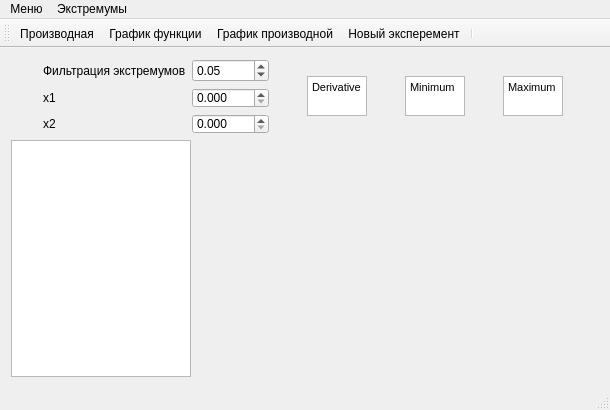
Qt form mainwindow.ui (Kortesss/NO3) before a commit.
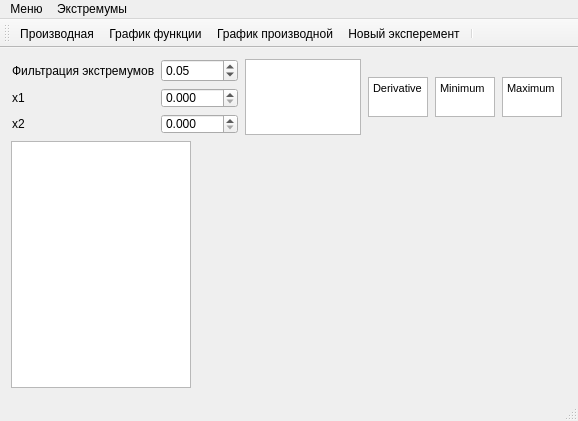
The same form after that commit. Icons and pictures are not drawn. Custom widgets are drawn as their Qt base class.

What changed in the file:
```diff
--- a/mainwindow.ui
+++ b/mainwindow.ui
@@ -6,8 +6,8 @@
    <rect>
     <x>0</x>
     <y>0</y>
-    <width>610</width>
-    <height>410</height>
+    <width>578</width>
+    <height>421</height>
    </rect>
   </property>
   <property name="windowTitle">
@@ -111,6 +111,22 @@
         </item>
        </layout>
       </item>
+      <item>
+       <widget class="QListWidget" name="listWidget">
+        <property name="sizePolicy">
+         <sizepolicy hsizetype="Fixed" vsizetype="Fixed">
+          <horstretch>0</horstretch>
+          <verstretch>0</verstretch>
+         </sizepolicy>
+        </property>
+        <property name="maximumSize">
+         <size>
+          <width>116</width>
+          <height>76</height>
+         </size>
+        </property>
+       </widget>
+      </item>
       <item>
        <widget class="QTextBrowser" name="textBrowser_4">
         <property name="maximumSize">
@@ -206,7 +222,7 @@
     <rect>
      <x>0</x>
      <y>0</y>
-     <width>610</width>
+     <width>578</width>
      <height>21</height>
     </rect>
    </property>
```
Left out of the diff: 24 changed lines with no effect on the pictures.
